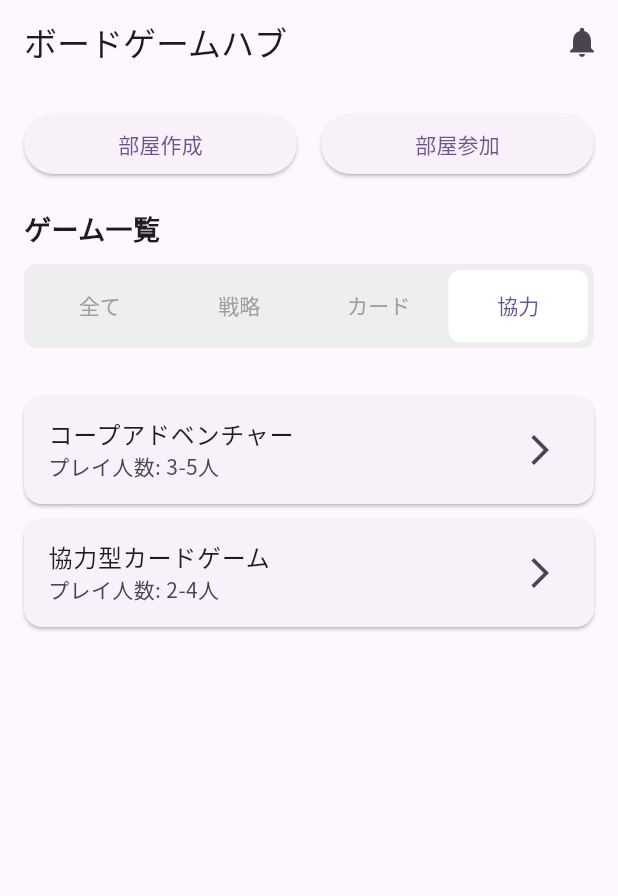
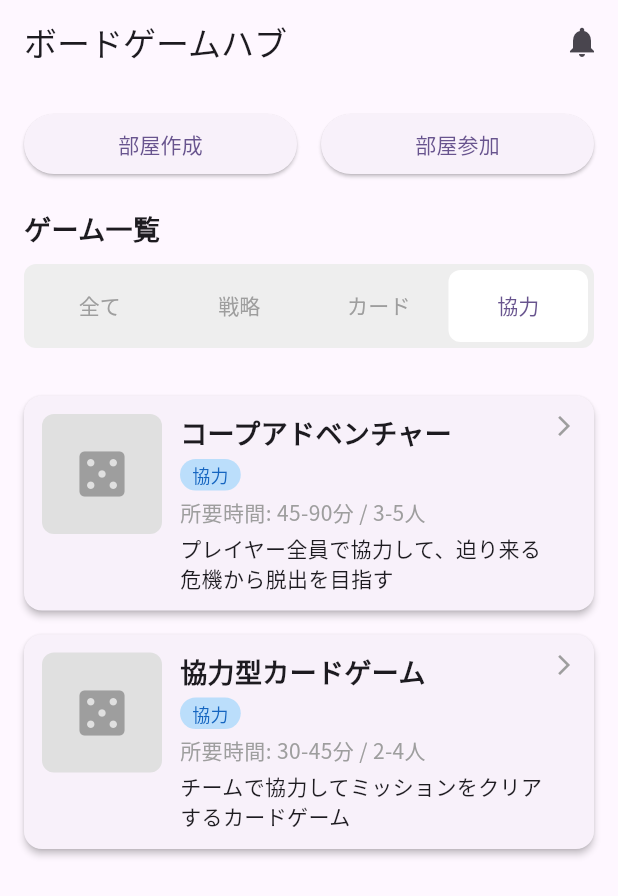
Before and after one commit to hi-okuma/bdghub, a Flutter app: the screen it shows after launch, tab 4 chosen, on a phone screen of 412 x 824 dp. Shown: the top 896 px of the screen. Run offline on Flutter 3.47's test engine with Material 3 defaults, Android fonts, the phone set to English and light mode, and no system bars; our stand-ins replace firebase_core, flutter_dotenv; accounts and stored records are empty; statements that could not run were skipped.

Commit message:
feat: ゲーム選択画面UI作成　部屋URLコピー機能実装

```diff
--- a/frontend/lib/TopPage.dart
+++ b/frontend/lib/TopPage.dart
@@ -1,5 +1,6 @@
 import 'package:flutter/material.dart';
 import 'RegisterProfilePage.dart';
+import 'components/GameListWidget.dart';
 
 class TopPage extends StatefulWidget {
   const TopPage({super.key});
@@ -19,21 +20,46 @@ class _TopPageState extends State<TopPage> with SingleTickerProviderStateMixin {
 
   // ダミーのゲームリスト
   final List<Map<String, dynamic>> _gameList = [
-    {'title': 'タクティカルバトル', 'genre': GameGenre.tactics, 'players': '2-4人'},
-    {'title': 'タクティカルバトル', 'genre': GameGenre.tactics, 'players': '2-4人'},
-    {'title': 'タクティカルバトル', 'genre': GameGenre.tactics, 'players': '2-4人'},
-    {'title': 'タクティカルバトル', 'genre': GameGenre.tactics, 'players': '2-4人'},
-    {'title': 'タクティカルバトル', 'genre': GameGenre.tactics, 'players': '2-4人'},
-    {'title': 'タクティカルバトル', 'genre': GameGenre.tactics, 'players': '2-4人'},
-    {'title': 'タクティカルバトル', 'genre': GameGenre.tactics, 'players': '2-4人'},
-    {'title': 'タクティカルバトル', 'genre': GameGenre.tactics, 'players': '2-4人'},
-    {'title': 'タクティカルバトル', 'genre': GameGenre.tactics, 'players': '2-4人'},
-    {'title': 'タクティカルバトル', 'genre': GameGenre.tactics, 'players': '2-4人'},
-    {'title': 'タクティカルバトル', 'genre': GameGenre.tactics, 'players': '2-4人'},
-    {'title': 'カードマスター', 'genre': GameGenre.card, 'players': '2-6人'},
-    {'title': 'コープアドベンチャー', 'genre': GameGenre.cooperation, 'players': '3-5人'},
-    {'title': 'タクティカルカード', 'genre': GameGenre.tactics, 'players': '2人'},
-    {'title': '協力型カードゲーム', 'genre': GameGenre.cooperation, 'players': '2-4人'},
+    {
+      'title': 'タクティカルバトル',
+      'genre': GameGenre.tactics,
+      'category': '戦略',
+      'players': '2-4人',
+      'time': '30-60分',
+      'description': '資源を集めて拠点を建築し、対戦相手を打ち負かす戦略ゲーム',
+    },
+    {
+      'title': 'カードマスター',
+      'genre': GameGenre.card,
+      'category': 'カード',
+      'players': '2-6人',
+      'time': '20-40分',
+      'description': '手札を駆使して相手よりも多くのポイントを獲得するカードゲーム',
+    },
+    {
+      'title': 'コープアドベンチャー',
+      'genre': GameGenre.cooperation,
+      'category': '協力',
+      'players': '3-5人',
+      'time': '45-90分',
+      'description': 'プレイヤー全員で協力して、迫り来る危機から脱出を目指す',
+    },
+    {
+      'title': 'タクティカルカード',
+      'genre': GameGenre.tactics,
+      'category': '戦略',
+      'players': '2人',
+      'time': '15-30分',
+      'description': '2人で対戦する戦略的なカードゲーム。シンプルなルールで奥深い戦略性',
+    },
+    {
+      'title': '協力型カードゲーム',
+      'genre': GameGenre.cooperation,
+      'category': '協力',
+      'players': '2-4人',
+      'time': '30-45分',
+      'description': 'チームで協力してミッションをクリアするカードゲーム',
+    },
   ];
 
   final List<Tab> tabs = const <Tab>[
@@ -88,6 +114,14 @@ class _TopPageState extends State<TopPage> with SingleTickerProviderStateMixin {
           .where((game) => _selectedGenre.contains(game['genre']))
           .toList();
     }
+  }
+
+  // ゲーム選択時の処理
+  void _onGameSelected(Map<String, dynamic> game) {
+    // ゲーム詳細画面への遷移（ダミー）
+    ScaffoldMessenger.of(context).showSnackBar(
+      SnackBar(content: Text('${game["title"]}が選択されました')),
+    );
   }
 
   @override
@@ -197,19 +231,31 @@ class _TopPageState extends State<TopPage> with SingleTickerProviderStateMixin {
               ),
               children: [
                 // 全てのゲーム
-                _buildGameList(_gameList),
+                GameListWidget(
+                  games: _gameList,
+                  onGameSelected: _onGameSelected,
+                ),
                 // 戦略ゲーム
-                _buildGameList(_gameList
-                    .where((game) => game['genre'] == GameGenre.tactics)
-                    .toList()),
+                GameListWidget(
+                  games: _gameList
+                      .where((game) => game['genre'] == GameGenre.tactics)
+                      .toList(),
+                  onGameSelected: _onGameSelected,
+                ),
                 // カードゲーム
-                _buildGameList(_gameList
-                    .where((game) => game['genre'] == GameGenre.card)
-                    .toList()),
+                GameListWidget(
+                  games: _gameList
+                      .where((game) => game['genre'] == GameGenre.card)
+                      .toList(),
+                  onGameSelected: _onGameSelected,
+                ),
                 // 協力ゲーム
-                _buildGameList(_gameList
-                    .where((game) => game['genre'] == GameGenre.cooperation)
-                    .toList()),
+                GameListWidget(
+                  games: _gameList
+                      .where((game) => game['genre'] == GameGenre.cooperation)
+                      .toList(),
+                  onGameSelected: _onGameSelected,
+                ),
               ],
             ),
           ),
@@ -217,29 +263,4 @@ class _TopPageState extends State<TopPage> with SingleTickerProviderStateMixin {
       ),
     );
   }
-
-  // ゲームリスト表示用のウィジェットを作成
-  Widget _buildGameList(List<Map<String, dynamic>> games) {
-    return ListView.builder(
-      padding: const EdgeInsets.all(16.0),
-      itemCount: games.length,
-      itemBuilder: (context, index) {
-        final game = games[index];
-        return Card(
-          margin: const EdgeInsets.only(bottom: 10),
-          child: ListTile(
-            title: Text(game['title']),
-            subtitle: Text('プレイ人数: ${game["players"]}'),
-            trailing: const Icon(Icons.arrow_forward_ios),
-            onTap: () {
-              // ゲーム詳細画面への遷移（ダミー）
-              ScaffoldMessenger.of(context).showSnackBar(
-                SnackBar(content: Text('${game["title"]}が選択されました')),
-              );
-            },
-          ),
-        );
-      },
-    );
-  }
 }
--- /dev/null
+++ b/frontend/lib/components/GameListWidget.dart
@@ -0,0 +1,109 @@
+import 'package:flutter/material.dart';
+
+class GameListWidget extends StatelessWidget {
+  final List<Map<String, dynamic>> games;
+  final Function(Map<String, dynamic>) onGameSelected;
+
+  const GameListWidget({
+    Key? key,
+    required this.games,
+    required this.onGameSelected,
+  }) : super(key: key);
+
+  @override
+  Widget build(BuildContext context) {
+    if (games.isEmpty) {
+      return const Center(
+        child: Text('該当するゲームがありません'),
+      );
+    }
+
+    return ListView.builder(
+      padding: const EdgeInsets.all(16.0),
+      itemCount: games.length,
+      itemBuilder: (context, index) {
+        final game = games[index];
+        return Card(
+          margin: const EdgeInsets.only(bottom: 16),
+          elevation: 2,
+          child: InkWell(
+            onTap: () => onGameSelected(game),
+            child: Padding(
+              padding: const EdgeInsets.all(12.0),
+              child: Row(
+                crossAxisAlignment: CrossAxisAlignment.start,
+                children: [
+                  // サムネイル
+                  Container(
+                    width: 80,
+                    height: 80,
+                    decoration: BoxDecoration(
+                      color: Colors.grey[300],
+                      borderRadius: BorderRadius.circular(8),
+                    ),
+                    child: const Icon(Icons.casino, size: 40, color: Colors.grey),
+                  ),
+                  const SizedBox(width: 12),
+                  // ゲーム情報
+                  Expanded(
+                    child: Column(
+                      crossAxisAlignment: CrossAxisAlignment.start,
+                      children: [
+                        Text(
+                          game['title'],
+                          style: const TextStyle(
+                            fontSize: 18,
+                            fontWeight: FontWeight.bold,
+                          ),
+                        ),
+                        const SizedBox(height: 4),
+                        Container(
+                          padding: const EdgeInsets.symmetric(
+                            horizontal: 8,
+                            vertical: 2,
+                          ),
+                          decoration: BoxDecoration(
+                            color: Colors.blue[100],
+                            borderRadius: BorderRadius.circular(12),
+                          ),
+                          child: Text(
+                            game['category'],
+                            style: TextStyle(
+                              fontSize: 12,
+                              color: Colors.blue[800],
+                            ),
+                          ),
+                        ),
+                        const SizedBox(height: 4),
+                        Text(
+                          '所要時間: ${game['time']} / ${game['players']}',
+                          style: const TextStyle(
+                            fontSize: 14,
+                            color: Colors.grey,
+                          ),
+                        ),
+                        const SizedBox(height: 4),
+                        Text(
+                          game['description'],
+                          style: const TextStyle(fontSize: 14),
+                          maxLines: 2,
+                          overflow: TextOverflow.ellipsis,
+                        ),
+                      ],
+                    ),
+                  ),
+                  // 矢印アイコン
+                  const Icon(
+                    Icons.arrow_forward_ios,
+                    size: 16,
+                    color: Colors.grey,
+                  ),
+                ],
+              ),
+            ),
+          ),
+        );
+      },
+    );
+  }
+}
```
Also changed, not shown: frontend/lib/RegisterProfilePage.dart (+18 -0 lines), frontend/lib/SelectGamePage.dart (added, +290 -0 lines), 1 other file.
